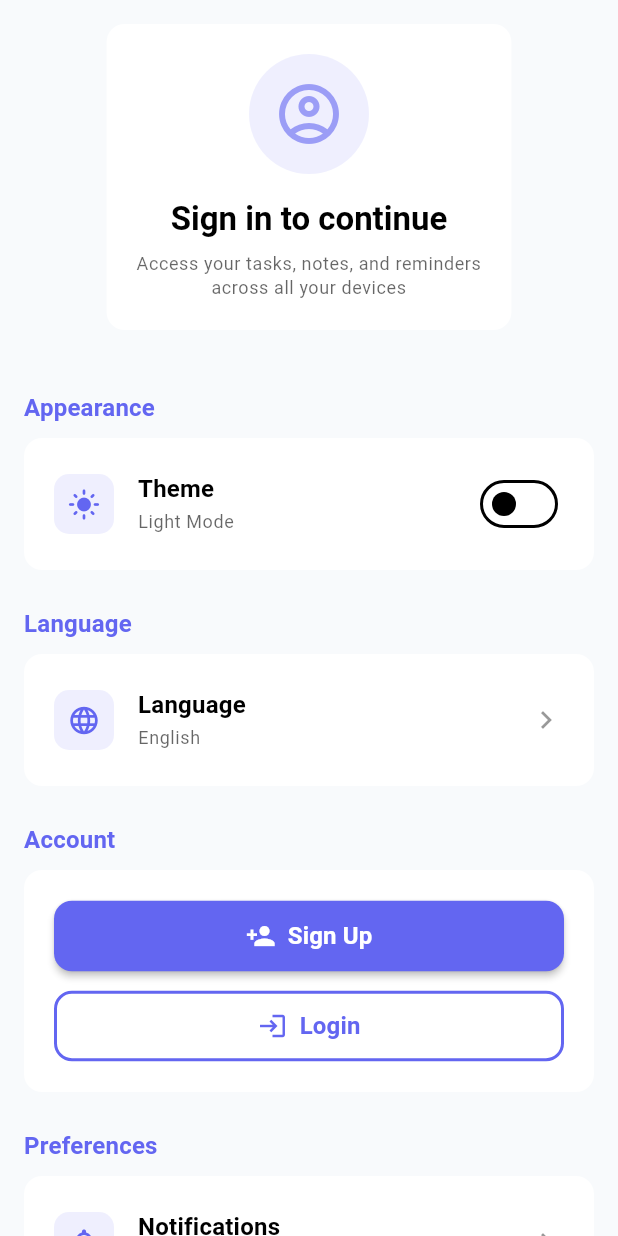
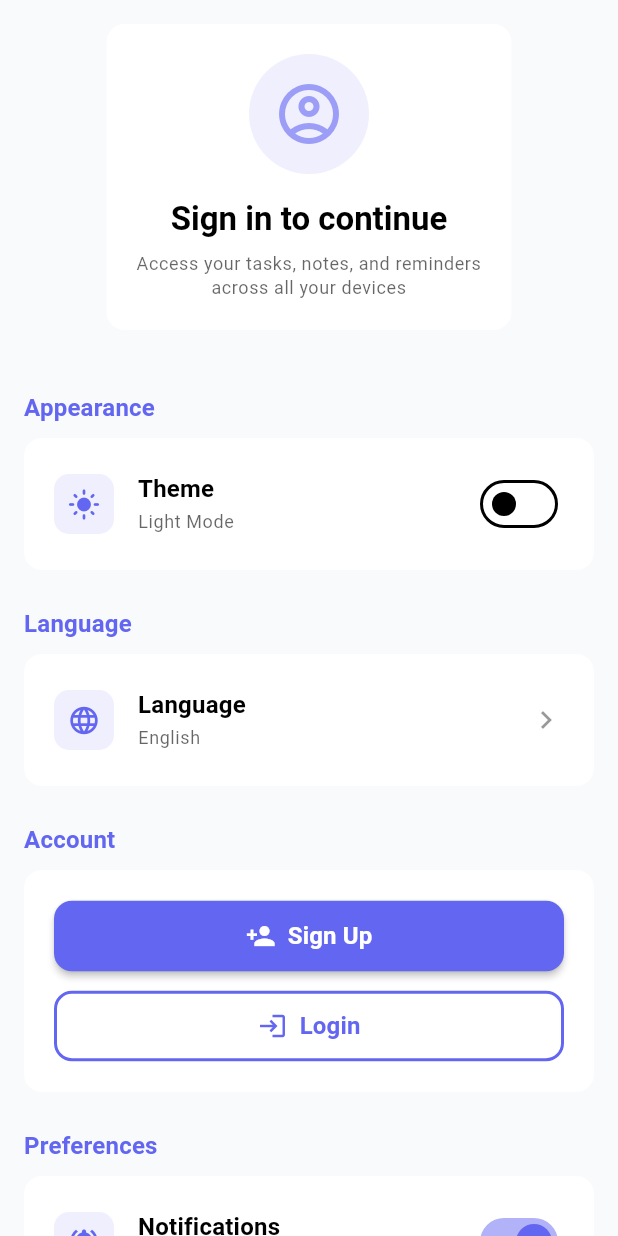
Before and after one commit to Abderrahamane/DayFlow, a Flutter app: the SettingsPage screen opened by its route, on a phone screen of 412 x 824 dp. Run offline on Flutter 3.47's test engine with Material 3 defaults, Android fonts, the phone set to English and light mode, and no system bars; our stand-ins replace shared_preferences; accounts and stored records are empty.

Commit message:
feat: Add notification toggle to settings page
Introduced a notifications toggle in the settings page, allowing users to enable or disable notifications. The toggle state is persisted using SharedPreferences and provides feedback via a SnackBar. Updated the UI to replace the previous placeholder for notification preferences.

```diff
--- a/lib/pages/settings_page.dart
+++ b/lib/pages/settings_page.dart
@@ -1,6 +1,7 @@
 // lib/pages/settings_page.dart (UPDATED VERSION)
 import 'package:flutter/material.dart';
 import 'package:provider/provider.dart';
+import 'package:shared_preferences/shared_preferences.dart';
 import 'package:dayflow/widgets/ui_kit.dart';
 import 'package:dayflow/theme/app_theme.dart';
 import 'package:dayflow/services/auth_service.dart';
@@ -33,10 +34,16 @@ class _SettingsPageState extends State<SettingsPage> {
   bool isLoggedIn = false;
   bool _isLoading = true;
 
+  // Notification state
+  bool _notificationsEnabled = true;
+
+  static const String _keyNotificationsEnabled = 'notifications_enabled';
+
   @override
   void initState() {
     super.initState();
     _loadUserData();
+    _loadNotificationSettings();
   }
 
   Future<void> _loadUserData() async {
@@ -63,6 +70,35 @@ class _SettingsPageState extends State<SettingsPage> {
       isLoggedIn = false;
       _isLoading = false;
     });
+  }
+
+  Future<void> _loadNotificationSettings() async {
+    final prefs = await SharedPreferences.getInstance();
+    setState(() {
+      _notificationsEnabled = prefs.getBool(_keyNotificationsEnabled) ?? true;
+    });
+  }
+
+  Future<void> _toggleNotifications(bool value) async {
+    final prefs = await SharedPreferences.getInstance();
+    await prefs.setBool(_keyNotificationsEnabled, value);
+
+    setState(() {
+      _notificationsEnabled = value;
+    });
+
+    if (mounted) {
+      ScaffoldMessenger.of(context).showSnackBar(
+        SnackBar(
+          content: Text(
+              value ? 'Notifications enabled' : 'Notifications turned off'
+          ),
+          duration: const Duration(seconds: 2),
+          behavior: SnackBarBehavior.floating,
+          backgroundColor: value ? Colors.green : Colors.orange,
+        ),
+      );
+    }
   }
 
   @override
@@ -128,15 +164,7 @@ class _SettingsPageState extends State<SettingsPage> {
               context,
               title: 'Preferences',
               children: [
-                _buildPreferenceItem(
-                  context,
-                  icon: Icons.notifications_outlined,
-                  title: 'Notifications',
-                  subtitle: 'Manage notification preferences',
-                  onTap: () {
-                    _showComingSoonDialog(context);
-                  },
-                ),
+                _buildNotificationsToggle(context),
                 _buildPreferenceItem(
                   context,
                   icon: Icons.lock_outline,
@@ -393,6 +421,48 @@ class _SettingsPageState extends State<SettingsPage> {
             ),
           );
         },
+        activeColor: theme.colorScheme.primary,
+      ),
+    );
+  }
+
+  Widget _buildNotificationsToggle(BuildContext context) {
+    final theme = Theme.of(context);
+
+    return ListTile(
+      contentPadding: const EdgeInsets.symmetric(horizontal: 20, vertical: 8),
+      leading: Container(
+        width: 40,
+        height: 40,
+        decoration: BoxDecoration(
+          color: theme.colorScheme.primary.withOpacity(0.1),
+          borderRadius: BorderRadius.circular(10),
+        ),
+        child: Icon(
+          _notificationsEnabled
+              ? Icons.notifications_active
+              : Icons.notifications_off,
+          color: theme.colorScheme.primary,
+          size: 22,
+        ),
+      ),
+      title: Text(
+        'Notifications',
+        style: theme.textTheme.titleMedium?.copyWith(
+          fontWeight: FontWeight.w600,
+        ),
+      ),
+      subtitle: Text(
+        _notificationsEnabled
+            ? 'Receive task and reminder alerts'
+            : 'No notifications',
+        style: theme.textTheme.bodySmall?.copyWith(
+          color: theme.colorScheme.onSurface.withOpacity(0.6),
+        ),
+      ),
+      trailing: Switch(
+        value: _notificationsEnabled,
+        onChanged: _toggleNotifications,
         activeColor: theme.colorScheme.primary,
       ),
     );
```
Also changed, not shown: 1 other file.
